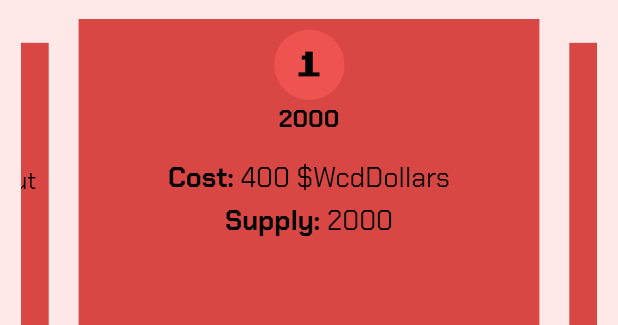
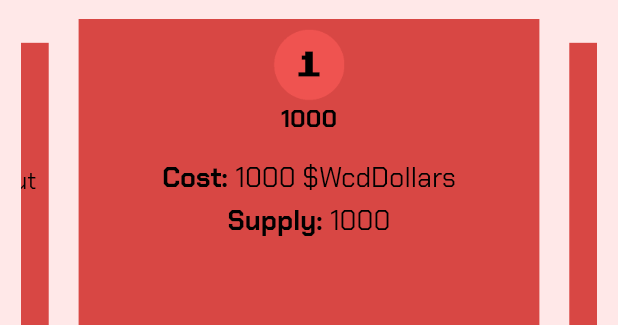
Before and after one commit to akovalyo/wcdonalds_app, a Flutter app: the WhappyMealContainer widget shown alone on an empty page, opened directly, on a phone screen of 412 x 824 dp. Shown: the part 367-692 px from the top of the screen. Run offline on Flutter 3.47's test engine with Material 2 defaults, Android fonts, the phone set to English and light mode, and no system bars; drawn by our look-alikes of carousel_slider; our stand-ins replace go_router, google_fonts, image_gallery_saver, package_info_plus, permission_handler, shared_preferences and 2 more; accounts and stored records are empty; network calls fail.

Commit message:
Upd tokenomics

```diff
--- a/lib/pages/tokenomics_page/expandable_containers/whappy_meal_container.dart
+++ b/lib/pages/tokenomics_page/expandable_containers/whappy_meal_container.dart
@@ -18,94 +18,7 @@ class _WhappyMealContainerState extends State<WhappyMealContainer> {
 
   @override
   Widget build(BuildContext context) {
-    final List<Widget> slides = [
-// ======== SLIDE1 ========
-      buildSlide(
-        title: '2000',
-        num: '1',
-        height: 160,
-        body: Column(
-          children: [
-            const SizedBox(height: 12),
-            RichText(
-              text: TextSpan(
-                children: [
-                  TextSpan(
-                    text: 'Cost: ',
-                    style: AppTheme.richTextBody1Black(context, bold: true),
-                  ),
-                  TextSpan(
-                    text: '400 \$WcdDollars',
-                    style: AppTheme.richTextBody1Black(context),
-                  ),
-                ],
-              ),
-            ),
-            const SizedBox(height: 6),
-            RichText(
-              text: TextSpan(
-                children: [
-                  TextSpan(
-                    text: 'Supply: ',
-                    style: AppTheme.richTextBody1Black(context, bold: true),
-                  ),
-                  TextSpan(
-                    text: '2000',
-                    style: AppTheme.richTextBody1Black(context),
-                  ),
-                ],
-              ),
-            ),
-          ],
-        ),
-      ),
-// ======== SLIDE2 ========
-      buildSlide(
-        title: '1500',
-        num: '2',
-        height: 160,
-        body: Column(
-          children: [
-            const SizedBox(height: 12),
-            RichText(
-              text: TextSpan(
-                children: [
-                  TextSpan(
-                    text: 'Cost: ',
-                    style: AppTheme.richTextBody1Black(context, bold: true),
-                  ),
-                  TextSpan(
-                    text: '800 \$WcdDollars',
-                    style: AppTheme.richTextBody1Black(context),
-                  ),
-                ],
-              ),
-            ),
-            const SizedBox(height: 6),
-            RichText(
-              text: TextSpan(
-                children: [
-                  TextSpan(
-                    text: 'Supply: ',
-                    style: AppTheme.richTextBody1Black(context, bold: true),
-                  ),
-                  TextSpan(
-                    text: '2000',
-                    style: AppTheme.richTextBody1Black(context),
-                  ),
-                ],
-              ),
-            ),
-          ],
-        ),
-      ),
-// ======== SLIDE3 ========
-      buildSlide(
-        title: '3. STAKE FRANCHISE',
-        num: '3',
-        height: 160,
-        body: Column(
-          children: [
+    final List<Widget> children = [
       const SizedBox(height: 12),
       RichText(
         text: TextSpan(
@@ -136,52 +49,48 @@ class _WhappyMealContainerState extends State<WhappyMealContainer> {
           ],
         ),
       ),
-          ],
+    ];
+
+    final List<Widget> slides = [
+// ======== SLIDE1 ========
+      WhappyMealSlide(
+        title: '1000',
+        num: '1',
+        height: 160,
+        body: Column(
+          children: children,
+        ),
+      ),
+// ======== SLIDE2 ========
+      WhappyMealSlide(
+        title: '1000',
+        num: '2',
+        height: 160,
+        body: Column(
+          children: children,
+        ),
+      ),
+// ======== SLIDE3 ========
+      WhappyMealSlide(
+        title: '1000',
+        num: '3',
+        height: 160,
+        body: Column(
+          children: children,
         ),
       ),
 // ======== SLIDE4 ========
-      buildSlide(
-        title: '500',
+      WhappyMealSlide(
+        title: '1000',
         num: '4',
         height: 160,
         body: Column(
-          children: [
-            const SizedBox(height: 12),
-            RichText(
-              text: TextSpan(
-                children: [
-                  TextSpan(
-                    text: 'Cost: ',
-                    style: AppTheme.richTextBody1Black(context, bold: true),
-                  ),
-                  TextSpan(
-                    text: '2000 \$WcdDollars',
-                    style: AppTheme.richTextBody1Black(context),
-                  ),
-                ],
-              ),
-            ),
-            const SizedBox(height: 6),
-            RichText(
-              text: TextSpan(
-                children: [
-                  TextSpan(
-                    text: 'Supply: ',
-                    style: AppTheme.richTextBody1Black(context, bold: true),
-                  ),
-                  TextSpan(
-                    text: '500',
-                    style: AppTheme.richTextBody1Black(context),
-                  ),
-                ],
-              ),
-            ),
-          ],
+          children: children,
         ),
       ),
 
 // ======== SLIDE5 ========
-      buildSlide(
+      WhappyMealSlide(
         title: 'NEW PHASE',
         num: '?',
         height: 220,
@@ -323,13 +232,23 @@ class _WhappyMealContainerState extends State<WhappyMealContainer> {
       ),
     );
   }
+}
 
-  Widget buildSlide({
-    required String title,
-    required Widget body,
-    double height = 200,
-    required String num,
-  }) {
+class WhappyMealSlide extends StatelessWidget {
+  final String title;
+  final Widget body;
+  final double height;
+  final String num;
+  const WhappyMealSlide({
+    Key? key,
+    required this.title,
+    required this.body,
+    this.height = 200,
+    required this.num,
+  }) : super(key: key);
+
+  @override
+  Widget build(BuildContext context) {
     return Container(
       color: const Color.fromARGB(255, 216, 71, 68),
       height: height,
--- a/lib/pages/tokenomics_page/tokenomics_page.dart
+++ b/lib/pages/tokenomics_page/tokenomics_page.dart
@@ -70,7 +70,7 @@ class TokenomicsPage extends StatelessWidget {
                         child: ExpandableContainer(
                           titleWidget:
                               const TokenomicsTitleWidget(title: 'WCDOLLAR'),
-                          expandedHeight: 350,
+                          expandedHeight: 500,
                           color: const Color(0xFF81C784),
                           child: TokenomicsContainerDefault(
                             title: '\$THE WCDOLLAR',
@@ -82,7 +82,12 @@ class TokenomicsPage extends StatelessWidget {
                                     'The \$WcDollar is the precious money we pay our workers. With it you can pay Whappy Meals and it will have more utility in the future.'),
                                 SizedBox(height: 6),
                                 TextParagraph(
-                                    'The Maximum \$WcDollar supply is 20.000.000'),
+                                    'The Maximum \$WcDollar supply is 15.000.000'),
+                                SizedBox(height: 6),
+                                TextParagraph(
+                                    '• 14.000.000 allocated for staking faucet.'),
+                                TextParagraph(
+                                    '• 1.000.000 allocated for community activities: airdrops and giveaways.'),
                               ],
                             ),
                           ),
@@ -95,7 +100,7 @@ class TokenomicsPage extends StatelessWidget {
                         child: ExpandableContainer(
                           titleWidget:
                               const TokenomicsTitleWidget(title: 'RISKY GAME'),
-                          expandedHeight: 650,
+                          expandedHeight: 600,
                           color: const Color(0xFFE57373),
                           child: TokenomicsContainerDefault(
                             imagePath: 'assets/images/dice.png',
```
Lines whose indentation alone changed are shown as unchanged.
